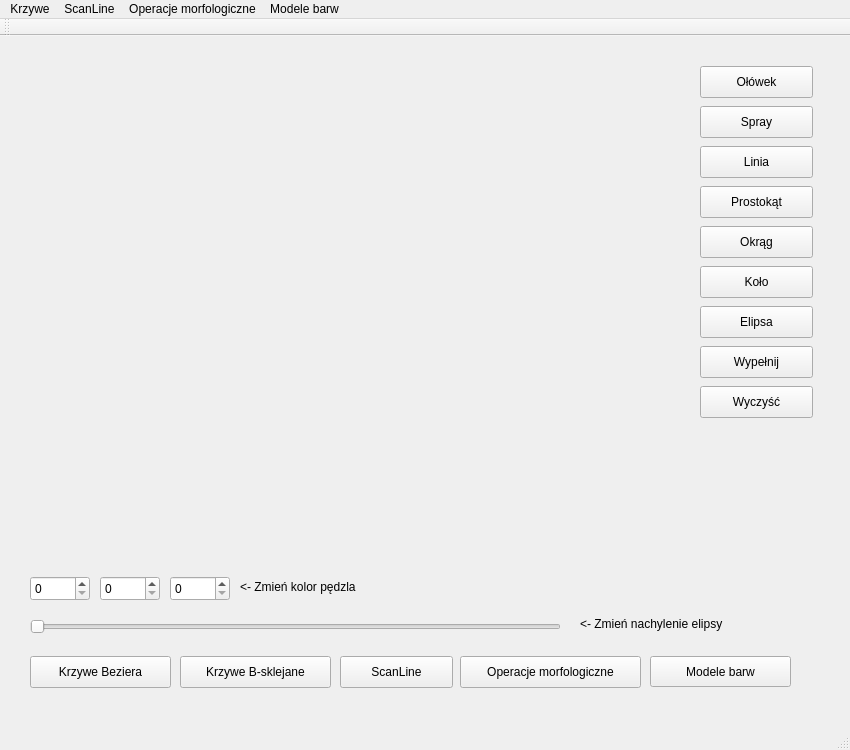
First picture: the form in mainwindow.ui, repository jakubpradzynski/weston, before the edit.
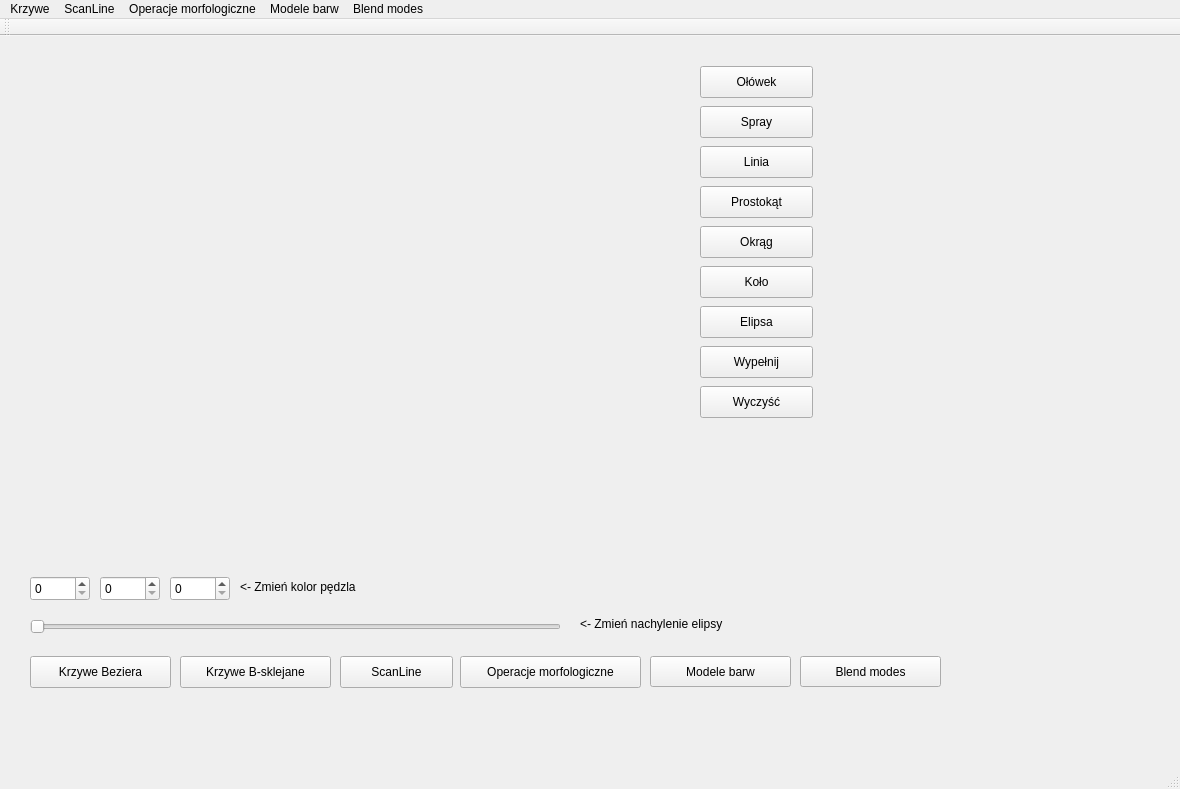
Second picture: the form after the edit. Custom widgets are drawn as their Qt base class.

Commit message: Blend modes

Diff of the .ui file:
```diff
--- a/mainwindow.ui
+++ b/mainwindow.ui
@@ -6,8 +6,8 @@
    <rect>
     <x>0</x>
     <y>0</y>
-    <width>850</width>
-    <height>750</height>
+    <width>1180</width>
+    <height>789</height>
    </rect>
   </property>
   <property name="windowTitle">
@@ -293,13 +293,26 @@
      <string>Modele barw</string>
     </property>
    </widget>
+   <widget class="QPushButton" name="blendModesButton">
+    <property name="geometry">
+     <rect>
+      <x>800</x>
+      <y>620</y>
+      <width>141</width>
+      <height>31</height>
+     </rect>
+    </property>
+    <property name="text">
+     <string>Blend modes</string>
+    </property>
+   </widget>
   </widget>
   <widget class="QMenuBar" name="menuBar">
    <property name="geometry">
     <rect>
      <x>0</x>
      <y>0</y>
-     <width>850</width>
+     <width>1180</width>
      <height>21</height>
     </rect>
    </property>
@@ -329,10 +342,17 @@
     <addaction name="colorModelsAction"/>
     <addaction name="imageColorModelAction"/>
    </widget>
+   <widget class="QMenu" name="menuBlend_modes">
+    <property name="title">
+     <string>Blend modes</string>
+    </property>
+    <addaction name="blendModesAction"/>
+   </widget>
    <addaction name="curveMenu"/>
    <addaction name="menuScaneLine"/>
    <addaction name="menuOperacje_morfologiczne"/>
    <addaction name="menuModele_barw"/>
+   <addaction name="menuBlend_modes"/>
   </widget>
   <widget class="QToolBar" name="mainToolBar">
    <attribute name="toolBarArea">
```
Left out of the diff: 5 changed lines with no effect on the pictures. The commit also changes 22 other files.
